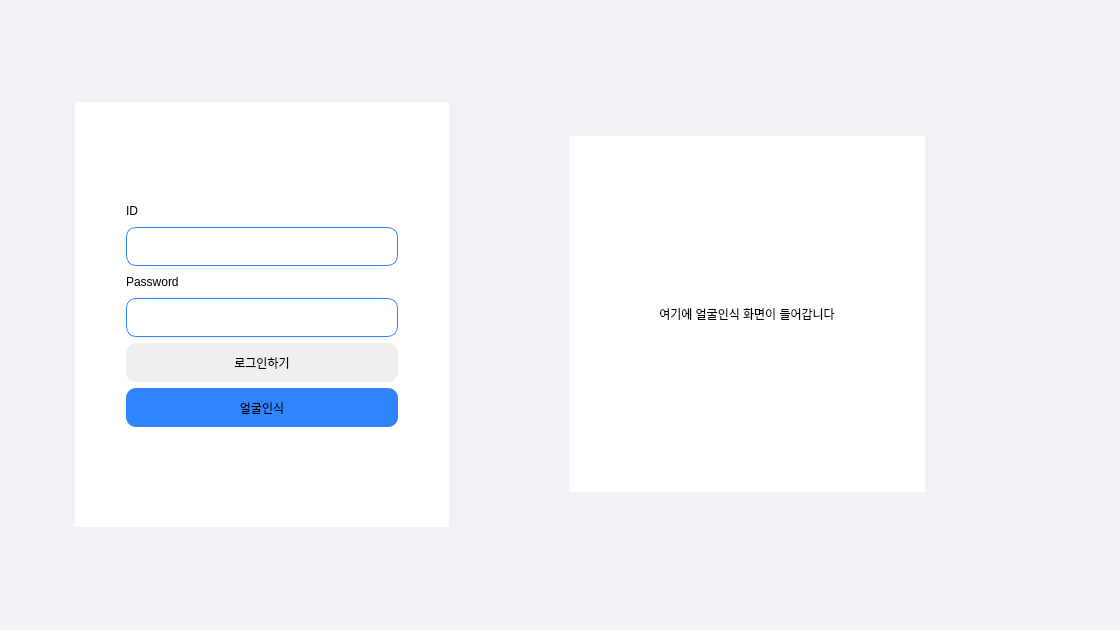
Before: the Qt Designer form Main/UI/LoginWidget.ui in Uyuniwhite/Face-recognition-Attendance-System-Project, drawn with Qt 5.
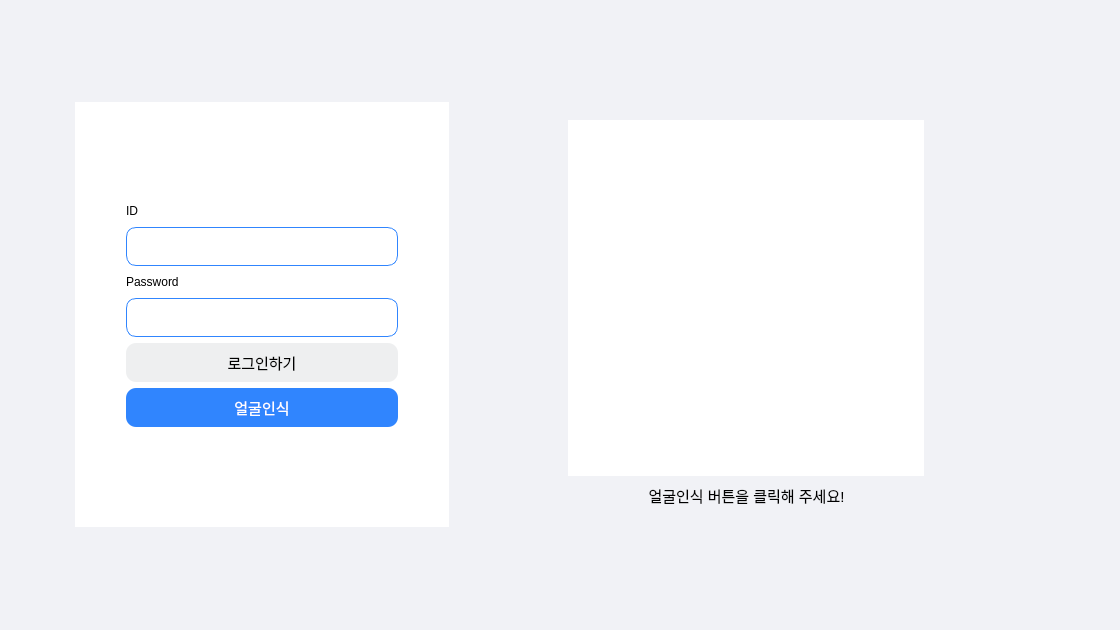
After: the same form once the commit is applied. Icons and pictures are not drawn.

What changed in the file:
```diff
--- a/Main/UI/LoginWidget.ui
+++ b/Main/UI/LoginWidget.ui
@@ -155,6 +155,11 @@
              <height>40</height>
             </size>
            </property>
+           <property name="font">
+            <font>
+             <pointsize>11</pointsize>
+            </font>
+           </property>
            <property name="styleSheet">
             <string notr="true">background-color: rgb(238, 239, 240);</string>
            </property>
@@ -171,8 +176,14 @@
              <height>40</height>
             </size>
            </property>
+           <property name="font">
+            <font>
+             <pointsize>11</pointsize>
+            </font>
+           </property>
            <property name="styleSheet">
-            <string notr="true">background-color: rgb(48, 133, 254);</string>
+            <string notr="true">background-color: rgb(48, 133, 254);
+color: rgb(255, 255, 255);</string>
            </property>
            <property name="text">
             <string>얼굴인식</string>
@@ -201,7 +212,22 @@
      </property>
      <layout class="QHBoxLayout" name="horizontalLayout_3">
       <item>
-       <widget class="QLabel" name="sample_lab">
+       <widget class="QWidget" name="widget" native="true">
+        <property name="maximumSize">
+         <size>
+          <width>375</width>
+          <height>16777215</height>
+         </size>
+        </property>
+        <layout class="QVBoxLayout" name="verticalLayout_3">
+         <item>
+          <widget class="QLabel" name="face_lab">
+           <property name="minimumSize">
+            <size>
+             <width>356</width>
+             <height>356</height>
+            </size>
+           </property>
         <property name="maximumSize">
          <size>
           <width>356</width>
@@ -212,11 +238,35 @@
          <string notr="true">background-color: rgb(255, 255, 255);</string>
         </property>
         <property name="text">
-         <string>여기에 얼굴인식 화면이 들어갑니다</string>
-        </property>
+            <string/>
+           </property>
+           <property name="pixmap">
+            <pixmap resource="../../img/icon/resource.qrc">:/face-id.png</pixmap>
+           </property>
+           <property name="scaledContents">
+            <bool>true</bool>
+           </property>
         <property name="alignment">
          <set>Qt::AlignCenter</set>
         </property>
+          </widget>
+         </item>
+         <item>
+          <widget class="QLabel" name="explain_lab">
+           <property name="font">
+            <font>
+             <pointsize>11</pointsize>
+            </font>
+           </property>
+           <property name="text">
+            <string>얼굴인식 버튼을 클릭해 주세요!</string>
+           </property>
+           <property name="alignment">
+            <set>Qt::AlignCenter</set>
+           </property>
+          </widget>
+         </item>
+        </layout>
        </widget>
       </item>
      </layout>
```
Left out of the diff: 5 changed lines with no effect on the pictures. Lines whose indentation alone changed are shown as unchanged.
